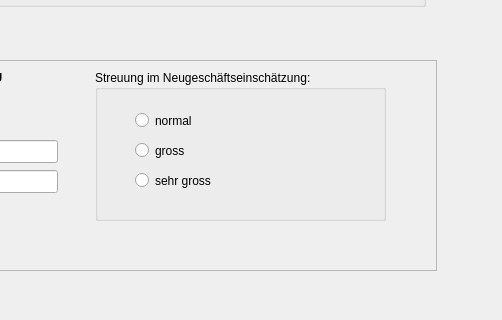
KaMusialik/MeinSpiel, file Dateien/grundeinstellungwindow.ui: the form before one commit; both pictures show x 535 to 1037 and y 140 to 460 of the 1037 by 730 pixel window.
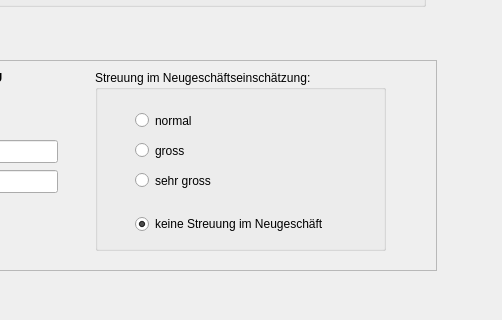
The form after the commit. Icons and pictures are not drawn.

What changed in the file:
```diff
--- a/Dateien/grundeinstellungwindow.ui
+++ b/Dateien/grundeinstellungwindow.ui
@@ -220,12 +220,34 @@
       <x>610</x>
       <y>10</y>
       <width>291</width>
-      <height>151</height>
+      <height>181</height>
      </rect>
     </property>
     <property name="title">
      <string>Streuung im Neugeschäftseinschätzung:</string>
     </property>
+    <widget class="QRadioButton" name="radioButton_keineStreuungImNeugeschaeft">
+     <property name="geometry">
+      <rect>
+       <x>40</x>
+       <y>140</y>
+       <width>251</width>
+       <height>28</height>
+      </rect>
+     </property>
+     <property name="toolTip">
+      <string extracomment="Es wird das erwartete, am Markateil gemessene, Neugeschäft angestrebt."/>
+     </property>
+     <property name="text">
+      <string>keine Streuung im Neugeschäft</string>
+     </property>
+     <property name="checked">
+      <bool>true</bool>
+     </property>
+     <attribute name="buttonGroup">
+      <string notr="true">buttonGroup</string>
+     </attribute>
+    </widget>
    </widget>
    <zorder>groupBox</zorder>
    <zorder>label_3</zorder>
```
Left out of the diff: 12 changed lines with no effect on the pictures.
